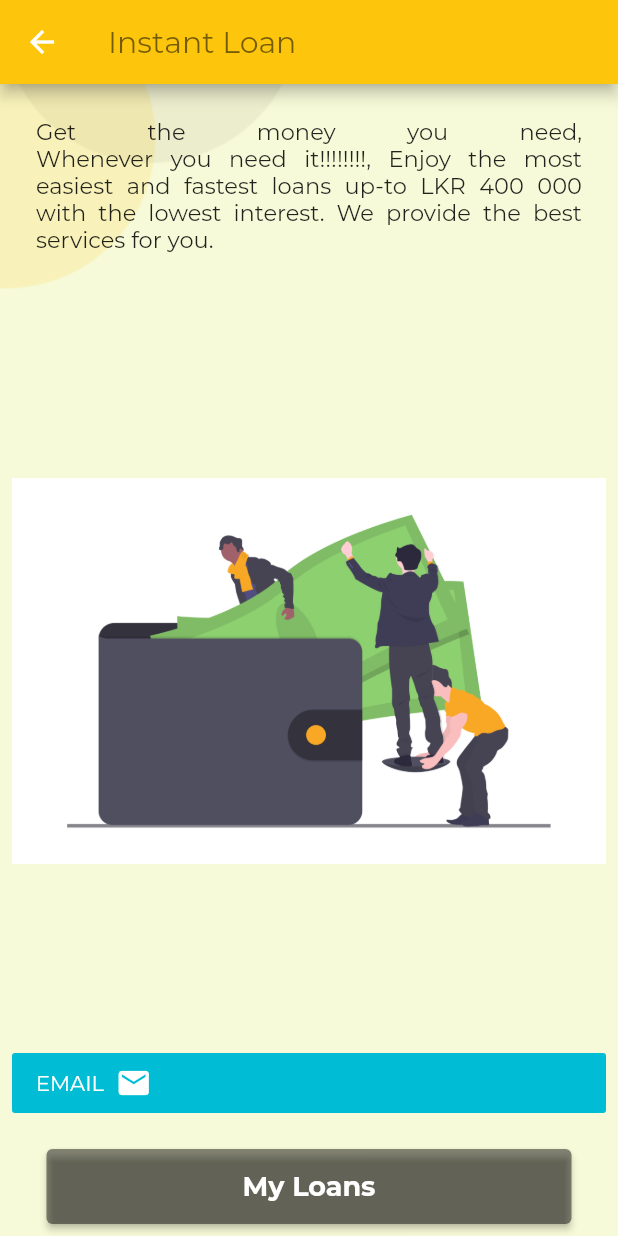
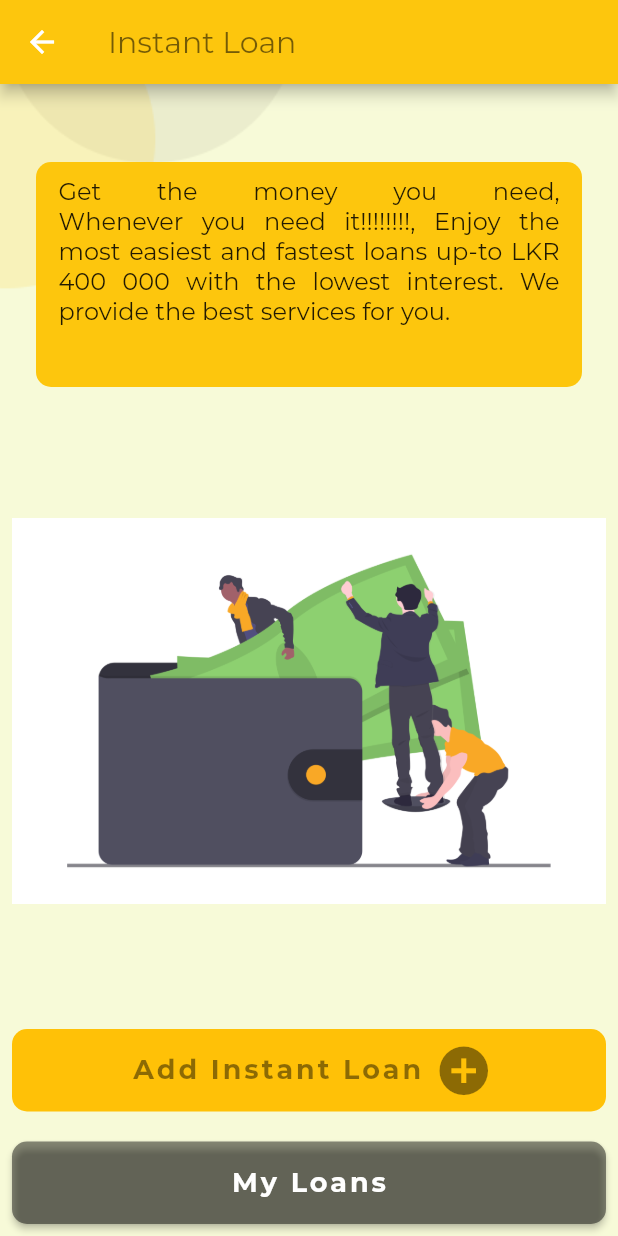
Before and after one commit to User-Experience-Design-SE3050-2021/se3050---uee-2021s2_reg_we_26, a Flutter app: the LoanMenu screen opened directly, on a phone screen of 412 x 824 dp. Run offline on Flutter 3.47's test engine with Material 2 defaults, Android fonts, the phone set to English and light mode, and no system bars; our stand-ins replace cloud_firestore, firebase_core; accounts and stored records are empty; project files that could hold a hidden picture were left out.

Commit message:
Updated the main page of loan.

```diff
--- a/lib/screens/instantLoans/instant_loan.dart
+++ b/lib/screens/instantLoans/instant_loan.dart
@@ -28,21 +28,36 @@ class LoanMenu extends StatelessWidget {
           fit: BoxFit.cover,
         )),
         child: Center(
+
           child: Padding(
             padding: const EdgeInsets.all(8.0),
             child: Column(
               crossAxisAlignment: CrossAxisAlignment.center,
               mainAxisAlignment: MainAxisAlignment.center,
               mainAxisSize: MainAxisSize.min,
+
               children: [
+                SizedBox(height: 40.0),
+
                 ListTile(
                   shape: RoundedRectangleBorder(
                     borderRadius: BorderRadius.circular(8.0),
+
                   ),
-                  title: Padding(
-                    padding: const EdgeInsets.only(top: 10.0, bottom: 25.0),
+                  title: Container(
+                      decoration: BoxDecoration(
+                          color: Color.fromRGBO(253, 198, 13, 1),
+                          borderRadius: BorderRadius.all(
+                              Radius.circular(10)
+                          )
+
+                      ),
+
+                     child: Padding(
+
+                      padding: const EdgeInsets.only(top: 10.0, bottom: 40.0, left: 15, right: 15),
                       child: Text(
-                      "            Get the money you need,                               "
+                        "            Get the money you need,        "
                         "Whenever you need it!!!!!!!!,  Enjoy the most easiest and fastest loans "
                         " up-to LKR 400 000 with the lowest "
                         "interest. We provide the best services for you.",
@@ -50,7 +65,8 @@ class LoanMenu extends StatelessWidget {
                         overflow: TextOverflow.ellipsis,
                         textAlign: TextAlign.justify,
                         style: TextStyle(
-                        fontSize: 15.0,
+                          fontSize: 16.0,
+                        ),
                       ),
                     ),
                   ),
@@ -60,13 +76,23 @@ class LoanMenu extends StatelessWidget {
                     flex: 1,
                     child: Image.asset(
                       'assets/instantLoan.png',
-                      height: 1400,
+                      height: 1600,
                     )),
                 FlatButton(
+
                     textColor: Colors.white,
-                    height: 30.0,
-                    minWidth: 150,
-                    color: Colors.cyan,
+                    height: 50.0,
+                    color: Colors.amber,
+                    // style: ButtonStyle(
+                    //   backgroundColor: MaterialStateProperty.all(Colors.black12),
+                    //   shape: MaterialStateProperty.all(
+                    //       RoundedRectangleBorder(
+                    //         borderRadius: BorderRadius.circular(10),
+                    //       )
+                    //   ),
+                    // ),
+                    shape: RoundedRectangleBorder(
+                        borderRadius: BorderRadius.circular(10)),
                     onPressed: () {
                       Navigator.of(context).push(
                         MaterialPageRoute(
@@ -79,13 +105,20 @@ class LoanMenu extends StatelessWidget {
                     child: Row(
                       children: [
                         Text(
-                          'EMAIL',
+                          '         Add Instant Loan',
+                          style: TextStyle(
+                            fontSize: 18,
+                            fontWeight: FontWeight.bold,
+                            color: Colors.black45,
+                            letterSpacing: 2,
+                          ),
                         ),
                         Padding(
                           padding: const EdgeInsets.all(8.0),
                           child: Icon(
-                            Icons.email,
-                            color: Colors.white,
+                            Icons.add_circle,
+                            color: Colors.black45,
+                            size: 39,
                           ),
                         ),
                       ],
@@ -96,8 +129,11 @@ class LoanMenu extends StatelessWidget {
                 ElevatedButton(
                   style: ElevatedButton.styleFrom(
                     primary: Colors.black45,
-                    fixedSize: Size(350, 50),
+                    fixedSize: Size(450, 55),
+                    shape: RoundedRectangleBorder(
+                        borderRadius: BorderRadius.circular(10)),
                   ),
+
                   onPressed: () {
                     Navigator.of(context).push(
                       MaterialPageRoute(
@@ -110,6 +146,7 @@ class LoanMenu extends StatelessWidget {
                     style: TextStyle(
                       fontSize: 18,
                       fontWeight: FontWeight.bold,
+                      letterSpacing: 2,
                     ),
                   ),
                 ),
```
Also changed, not shown: lib/screens/instantLoans/confirm_loan.dart (+29 -30 lines). Lines whose indentation alone changed are shown as unchanged.
